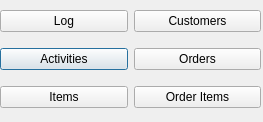
The window that UI_RAW/Main.ui (GreenBeanio/Kimberly-s-Delicious-Dozen-Tracker) describes before a commit, drawn with Qt 5.
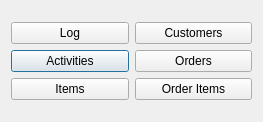
The same window after the commit.

Commit message: Better Layouts

```diff
--- a/UI_RAW/Main.ui
+++ b/UI_RAW/Main.ui
@@ -13,15 +13,8 @@
   <property name="windowTitle">
    <string>Kimberly's Delicious Dozen</string>
   </property>
-  <widget class="QWidget" name="gridLayoutWidget">
-   <property name="geometry">
-    <rect>
-     <x>0</x>
-     <y>0</y>
-     <width>261</width>
-     <height>121</height>
-    </rect>
-   </property>
+  <layout class="QGridLayout" name="gridLayout_2">
+   <item row="0" column="0">
    <layout class="QGridLayout" name="gridLayout">
     <item row="1" column="0">
      <widget class="QPushButton" name="ActivitiesButton">
@@ -66,7 +59,8 @@
      </widget>
     </item>
    </layout>
-  </widget>
+   </item>
+  </layout>
  </widget>
  <tabstops>
   <tabstop>LogButton</tabstop>
```
Lines whose indentation alone changed are shown as unchanged. The commit also changes 13 other files.
